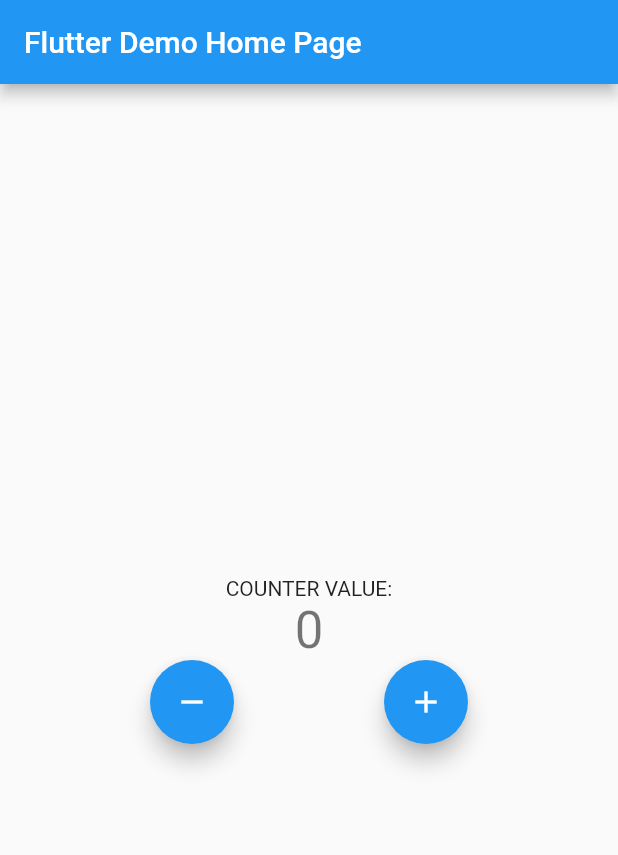
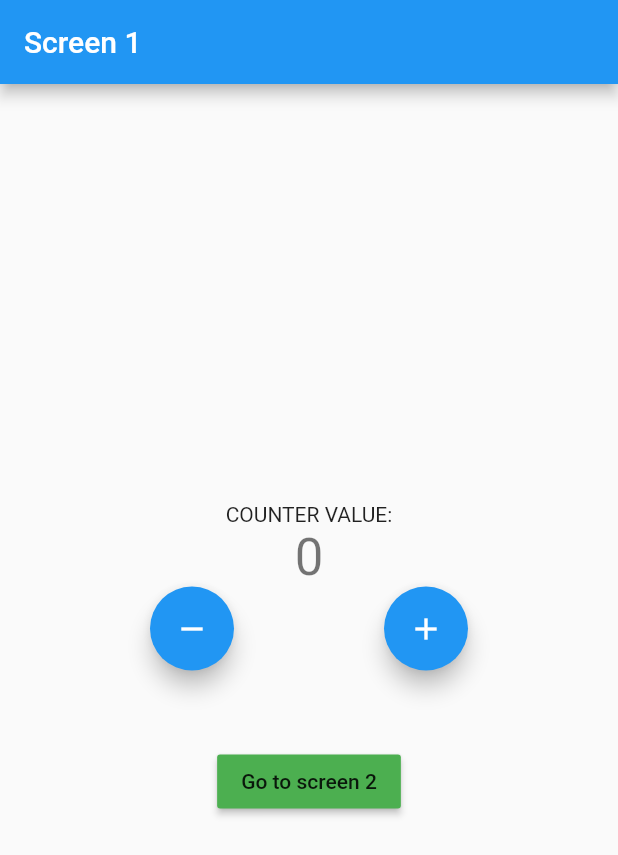
Before and after one commit to Tanmoy741127/learn-flutter-bloc, a Flutter app: the screen it shows after launch, on a phone screen of 412 x 824 dp. Shown: the top 855 px of the screen. Run offline on Flutter 3.47's test engine with Material 2 defaults, Android fonts, the phone set to English and light mode, and no system bars; our stand-ins replace bloc, equatable, flutter_bloc.

```diff
--- a/lib/main.dart
+++ b/lib/main.dart
@@ -1,7 +1,8 @@
 import 'package:flutter/material.dart';
 import 'package:flutter_bloc/flutter_bloc.dart';
 
-import 'cubit/counter_cubit.dart';
+import '/logic/cubit/counter_cubit.dart';
+import 'presentation/screens/home_screen.dart';
 
 void main() {
   runApp(const MyApp());
@@ -12,85 +13,15 @@ class MyApp extends StatelessWidget {
 
   @override
   Widget build(BuildContext context) {
-    return BlocProvider<CounterCubit>(
+    return MaterialApp(
+      title: 'Flutter Demo',
+      theme: ThemeData(
+        primarySwatch: Colors.blue,
+      ),
+      home: BlocProvider<CounterCubit>(
       create: (context) => CounterCubit(),
-      child: MaterialApp(
-        title: 'Flutter Demo',
-        theme: ThemeData(
-          primarySwatch: Colors.blue,
-        ),
-        home: const MyHomePage(title: 'Flutter Demo Home Page'),
+        child: HomeScreen(title: 'Screen 1'),
       ),
     );
   }
 }
-
-class MyHomePage extends StatefulWidget {
-  const MyHomePage({Key? key, required this.title}) : super(key: key);
-  final String title;
-
-  @override
-  State<MyHomePage> createState() => _MyHomePageState();
-}
-
-class _MyHomePageState extends State<MyHomePage> {
-
-  @override
-  Widget build(BuildContext context) {
-    print("BUILD HUHU");
-    return Scaffold(
-      appBar: AppBar(
-        title: Text(widget.title),
-      ),
-      body: Center(
-        child: Column(
-          mainAxisAlignment: MainAxisAlignment.center,
-          children: <Widget>[
-            const Text(
-              'COUNTER VALUE:',
-            ),
-            BlocConsumer<CounterCubit, CounterState>(
-              listener: (context, state) => {
-                if(state.wasIncremented == true) {
-                  ScaffoldMessenger.of(context)
-                  ..hideCurrentSnackBar()
-                  ..showSnackBar(
-                    const SnackBar(
-                      content: Text('Counter incremented'),
-                    ),
-                  )
-                }
-              },
-              builder: (context, state) {
-                return Text(
-                  state.count.toString(),
-                  style: Theme.of(context).textTheme.headline4,
-                );
-              },
-            ),
-            Row(
-              mainAxisAlignment: MainAxisAlignment.spaceEvenly,
-              children: [
-                FloatingActionButton(
-                  onPressed: () {
-                    BlocProvider.of<CounterCubit>(context).decrement();
-                    // context.bloc<CounterCubit>().decrement();
-                  },
-                  tooltip: "Decrement",
-                  child: Icon(Icons.remove),
-                ),
-                FloatingActionButton(
-                  onPressed: () {
-                    BlocProvider.of<CounterCubit>(context).increment();
-                  },
-                  tooltip: "Increment",
-                  child: Icon(Icons.add),
-                ),
-              ],
-            )
-          ],
-        ),
-      ),
-    );
-  }
-}
--- /dev/null
+++ b/lib/presentation/screens/home_screen.dart
@@ -0,0 +1,88 @@
+import 'package:flutter/material.dart';
+import 'package:flutter_bloc/flutter_bloc.dart';
+import 'package:learn_bloc/presentation/screens/second_screen.dart';
+
+import '/logic/cubit/counter_cubit.dart';
+
+class HomeScreen extends StatefulWidget {
+  const HomeScreen({Key? key, required this.title}) : super(key: key);
+  final String title;
+
+  @override
+  State<HomeScreen> createState() => _HomeScreenState();
+}
+
+class _HomeScreenState extends State<HomeScreen> {
+
+  @override
+  Widget build(BuildContext context) {
+    print("BUILD HUHU");
+    return Scaffold(
+      appBar: AppBar(
+        title: Text(widget.title),
+      ),
+      body: Center(
+        child: Column(
+          mainAxisAlignment: MainAxisAlignment.center,
+          children: <Widget>[
+            const Text(
+              'COUNTER VALUE:',
+            ),
+            BlocConsumer<CounterCubit, CounterState>(
+              listener: (context, state) => {
+                if(state.wasIncremented == true) {
+                  ScaffoldMessenger.of(context)
+                  ..hideCurrentSnackBar()
+                  ..showSnackBar(
+                    const SnackBar(
+                      content: Text('Counter incremented'),
+                    ),
+                  )
+                }
+              },
+              builder: (context, state) {
+                return Text(
+                  state.count.toString(),
+                  style: Theme.of(context).textTheme.headline4,
+                );
+              },
+            ),
+            Row(
+              mainAxisAlignment: MainAxisAlignment.spaceEvenly,
+              children: [
+                FloatingActionButton(
+                  onPressed: () {
+                    BlocProvider.of<CounterCubit>(context).decrement();
+                    // context.bloc<CounterCubit>().decrement();
+                  },
+                  tooltip: "Decrement",
+                  child: Icon(Icons.remove),
+                ),
+                FloatingActionButton(
+                  onPressed: () {
+                    BlocProvider.of<CounterCubit>(context).increment();
+                  },
+                  tooltip: "Increment",
+                  child: Icon(Icons.add),
+                ),
+              ],
+            ),
+            SizedBox(height: 50,),
+            MaterialButton(
+              color: Colors.green,
+              onPressed: (){
+                Navigator.push(
+                  context,
+                  MaterialPageRoute(
+                    builder: (context) => SecondScreen(title: 'Screen 2'),
+                  ),
+                );
+              },
+              child: Text("Go to screen 2"),
+            )
+          ],
+        ),
+      ),
+    );
+  }
+}
```
Also changed, not shown: lib/presentation/screens/second_screen.dart (added, +80 -0 lines), lib/logic/basics/1boatStream.dart (renamed from lib/basics/1boatStream.dart), lib/logic/basics/2counterCubit.dart (renamed from lib/basics/2counterCubit.dart), lib/logic/basics/3counterBloc.dart (renamed from lib/basics/3counterBloc.dart), lib/logic/cubit/counter_cubit.dart (renamed from lib/cubit/counter_cubit.dart), lib/logic/cubit/counter_state.dart (renamed from lib/cubit/counter_state.dart), 1 other file.
